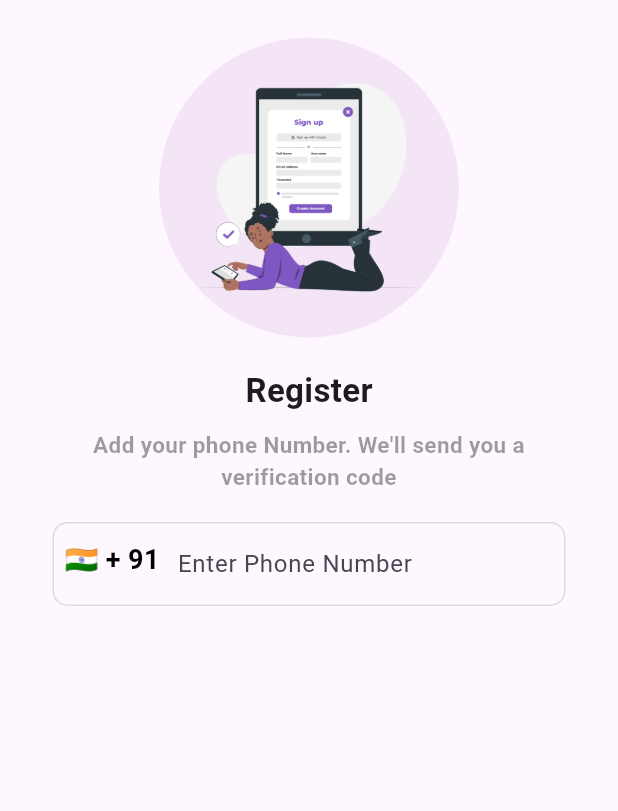
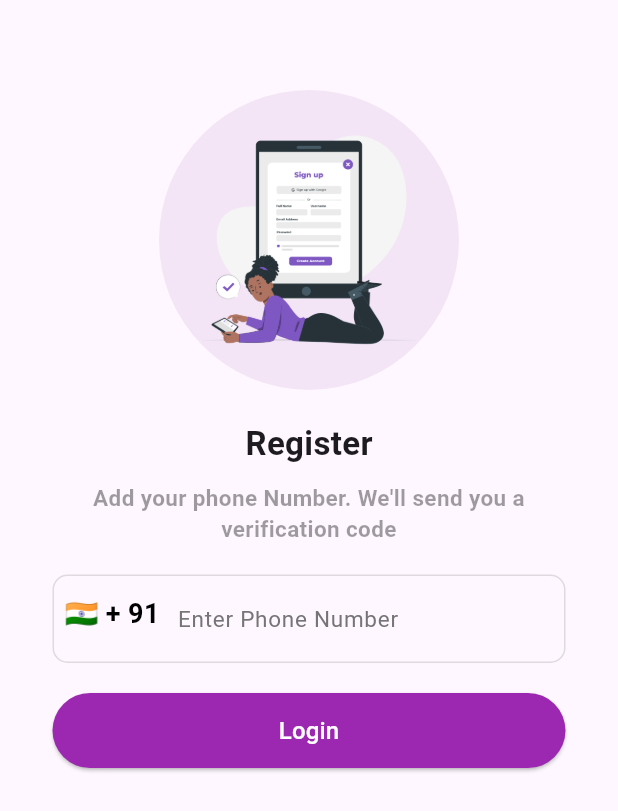
Before and after one commit to sujalraj00/Delivery-Panel, a Flutter app: the RegisterScreen screen opened directly, on a phone screen of 412 x 824 dp. Shown: the top 811 px of the screen. Run offline on Flutter 3.47's test engine with Material 3 defaults, Android fonts, the light colour scheme and no system bars; our stand-ins replace country_picker.

Commit message:
register Screen ui updated and buttons added

```diff
--- a/lib/Screens/register_screen.dart
+++ b/lib/Screens/register_screen.dart
@@ -1,4 +1,7 @@
+import 'dart:ui';
+
 import 'package:country_picker/country_picker.dart';
+import 'package:delivery_panel/widgets/custom_button.dart';
 import 'package:flutter/material.dart';
 
 class RegisterScreen extends StatefulWidget {
@@ -25,16 +28,25 @@ class _RegisterScreenState extends State<RegisterScreen> {
 
   @override
   Widget build(BuildContext context) {
+
+    phoneController.selection = TextSelection.fromPosition(
+      TextPosition(offset: phoneController.text.length)
+    );
+
+
     return Scaffold(
       body: SafeArea(
         child: Center(
           child: Padding(
-            padding: EdgeInsets.symmetric(horizontal: 35, vertical: 25),
+            padding: EdgeInsets.symmetric(horizontal: 35, vertical: 10),
             child: Column(
+
               children: [
+                SizedBox(height: 50,),
                 Container(
                   width: 200,
                   height: 200,
+
                   padding: const EdgeInsets.all(20),
                   decoration: BoxDecoration(
                     shape: BoxShape.circle,
@@ -66,6 +78,10 @@ class _RegisterScreenState extends State<RegisterScreen> {
                 TextFormField(
                   cursorColor: Colors.purple,
                   controller: phoneController,
+                  style: const TextStyle(
+                    fontWeight: FontWeight.bold,
+                    fontSize: 18
+                  ),
                   onChanged: (value){
                     setState(() {
                       phoneController.text = value;
@@ -73,6 +89,11 @@ class _RegisterScreenState extends State<RegisterScreen> {
                   },
                   decoration: InputDecoration(
                       hintText: "Enter Phone Number",
+                      hintStyle:  TextStyle(
+                        fontSize: 15,
+                        color: Colors.grey.shade600,
+                        fontWeight: FontWeight.w400
+                      ),
                       enabledBorder: OutlineInputBorder(
                         borderRadius: BorderRadius.circular(10),
                         borderSide: const BorderSide(color: Colors.black12),
@@ -103,6 +124,7 @@ class _RegisterScreenState extends State<RegisterScreen> {
                     suffixIcon: phoneController.text.length> 9 ? Container(
                       height: 30,
                       width: 30,
+                      margin: EdgeInsets.all(10.0),
                       decoration: const BoxDecoration(
                         shape: BoxShape.circle,
                         color: Colors.green
@@ -112,7 +134,19 @@ class _RegisterScreenState extends State<RegisterScreen> {
                       size: 20,),
                     ) : null,
                   ),
+                ),
+                const SizedBox(height: 20,),
+
+
+
+                SizedBox(
+                  width: double.infinity,
+                  height: 50,
+                  child: CustomButton(text: "Login",
+                  onPressed: (){},),
+
                 )
+
               ],
             ),
           ),
```
